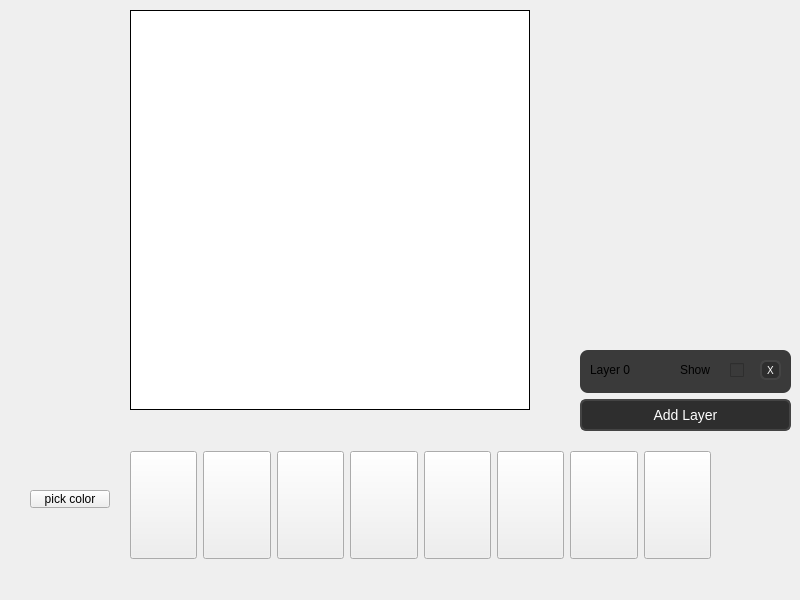
Qt form mainwindow.ui (ElijahTolton/SpriteSmith) before a commit.
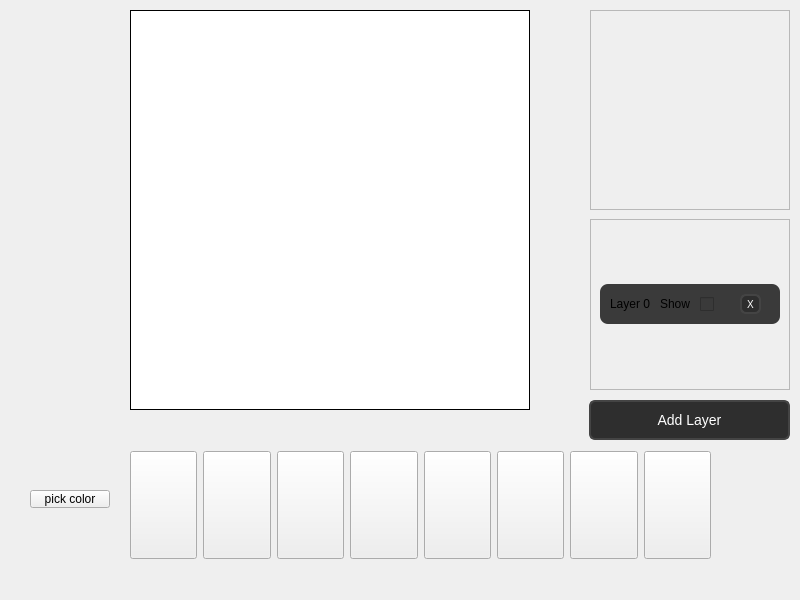
The same form after that commit. Custom widgets are drawn as their Qt base class.

Commit message: Added layers GUI functionality

Patch:
```diff
--- a/mainwindow.ui
+++ b/mainwindow.ui
@@ -222,18 +222,87 @@
      <string>pick color</string>
     </property>
    </widget>
-   <widget class="QWidget" name="verticalLayoutWidget">
+   <widget class="QPushButton" name="addLayer">
     <property name="geometry">
      <rect>
-      <x>580</x>
-      <y>350</y>
-      <width>211</width>
-      <height>81</height>
+      <x>589</x>
+      <y>400</y>
+      <width>201</width>
+      <height>40</height>
+     </rect>
+    </property>
+    <property name="styleSheet">
+     <string notr="true">QPushButton {
+    background-color: #2E2E2E;  /* Dark gray background */
+    color: #FFFFFF;  /* White text */
+    border: 2px solid #444444;  /* Slightly lighter border */
+    border-radius: 6px;  /* Rounded corners */
+    padding: 6px 12px;  /* Comfortable padding */
+    font-size: 14px;  /* Readable text */
+}
+
+QPushButton:hover {
+    background-color: #3A3A3A;  /* Slightly lighter on hover */
+    border: 2px solid #555555;  /* Lighter border */
+}
+
+QPushButton:pressed {
+    background-color: #1F1F1F;  /* Even darker when clicked */
+    border: 2px solid #666666;
+}
+
+QPushButton:disabled {
+    background-color: #444444;  /* Disabled state */
+    color: #777777;
+    border: 2px solid #555555;
+}
+</string>
+    </property>
+    <property name="text">
+     <string>Add Layer</string>
+    </property>
+   </widget>
+   <widget class="QScrollArea" name="scrollArea">
+    <property name="geometry">
+     <rect>
+      <x>590</x>
+      <y>219</y>
+      <width>200</width>
+      <height>171</height>
+     </rect>
+    </property>
+    <property name="horizontalScrollBarPolicy">
+     <enum>Qt::ScrollBarPolicy::ScrollBarAlwaysOff</enum>
+    </property>
+    <property name="widgetResizable">
+     <bool>true</bool>
+    </property>
+    <widget class="QWidget" name="scrollView">
+     <property name="geometry">
+      <rect>
+       <x>0</x>
+       <y>0</y>
+       <width>198</width>
+       <height>169</height>
      </rect>
     </property>
     <layout class="QVBoxLayout" name="verticalLayout">
      <item>
-      <widget class="QWidget" name="widget" native="true">
+       <layout class="QVBoxLayout" name="layerView">
+        <item>
+         <widget class="QWidget" name="layerWidget" native="true">
+          <property name="minimumSize">
+           <size>
+            <width>150</width>
+            <height>40</height>
+           </size>
+          </property>
+          <property name="maximumSize">
+           <size>
+            <width>200</width>
+            <height>40</height>
+           </size>
+          </property>
        <property name="styleSheet">
         <string notr="true">QWidget {
     background-color: #3A3A3A;  /* Dark background for layers */
@@ -250,12 +319,12 @@
 }
 </string>
        </property>
-       <widget class="QLabel" name="label">
+          <widget class="QLabel" name="layerName">
         <property name="geometry">
          <rect>
           <x>10</x>
           <y>10</y>
-          <width>63</width>
+             <width>41</width>
           <height>20</height>
          </rect>
         </property>
@@ -263,10 +332,10 @@
          <string>Layer 0</string>
         </property>
        </widget>
-       <widget class="QPushButton" name="pushButton_3">
+          <widget class="QPushButton" name="deleteLayer">
         <property name="geometry">
          <rect>
-          <x>180</x>
+             <x>140</x>
           <y>10</y>
           <width>21</width>
           <height>20</height>
@@ -302,25 +371,25 @@
          <string>X</string>
         </property>
        </widget>
-       <widget class="QCheckBox" name="checkBox">
-        <property name="geometry">
-         <rect>
-          <x>150</x>
-          <y>10</y>
-          <width>21</width>
-          <height>20</height>
-         </rect>
-        </property>
-        <property name="text">
-         <string/>
-        </property>
-       </widget>
-       <widget class="QLabel" name="label_2">
+          <widget class="QCheckBox" name="layerCheckBox">
         <property name="geometry">
          <rect>
           <x>100</x>
           <y>10</y>
-          <width>41</width>
+             <width>16</width>
+             <height>20</height>
+            </rect>
+           </property>
+           <property name="text">
+            <string/>
+           </property>
+          </widget>
+          <widget class="QLabel" name="showLayer">
+           <property name="geometry">
+            <rect>
+             <x>60</x>
+             <y>10</y>
+             <width>31</width>
           <height>20</height>
          </rect>
         </property>
@@ -330,41 +399,26 @@
        </widget>
       </widget>
      </item>
-     <item>
-      <widget class="QPushButton" name="pushButton">
-       <property name="styleSheet">
-        <string notr="true">QPushButton {
-    background-color: #2E2E2E;  /* Dark gray background */
-    color: #FFFFFF;  /* White text */
-    border: 2px solid #444444;  /* Slightly lighter border */
-    border-radius: 6px;  /* Rounded corners */
-    padding: 6px 12px;  /* Comfortable padding */
-    font-size: 14px;  /* Readable text */
-}
-
-QPushButton:hover {
-    background-color: #3A3A3A;  /* Slightly lighter on hover */
-    border: 2px solid #555555;  /* Lighter border */
-}
-
-QPushButton:pressed {
-    background-color: #1F1F1F;  /* Even darker when clicked */
-    border: 2px solid #666666;
-}
-
-QPushButton:disabled {
-    background-color: #444444;  /* Disabled state */
-    color: #777777;
-    border: 2px solid #555555;
-}
-</string>
-       </property>
-       <property name="text">
-        <string>Add Layer</string>
-       </property>
-      </widget>
-     </item>
-    </layout>
+       </layout>
+      </item>
+     </layout>
+    </widget>
+   </widget>
+   <widget class="QFrame" name="frame">
+    <property name="geometry">
+     <rect>
+      <x>590</x>
+      <y>10</y>
+      <width>200</width>
+      <height>200</height>
+     </rect>
+    </property>
+    <property name="frameShape">
+     <enum>QFrame::Shape::StyledPanel</enum>
+    </property>
+    <property name="frameShadow">
+     <enum>QFrame::Shadow::Raised</enum>
+    </property>
    </widget>
   </widget>
  </widget>
```
Lines whose indentation alone changed are shown as unchanged. The commit also changes 2 other files.
